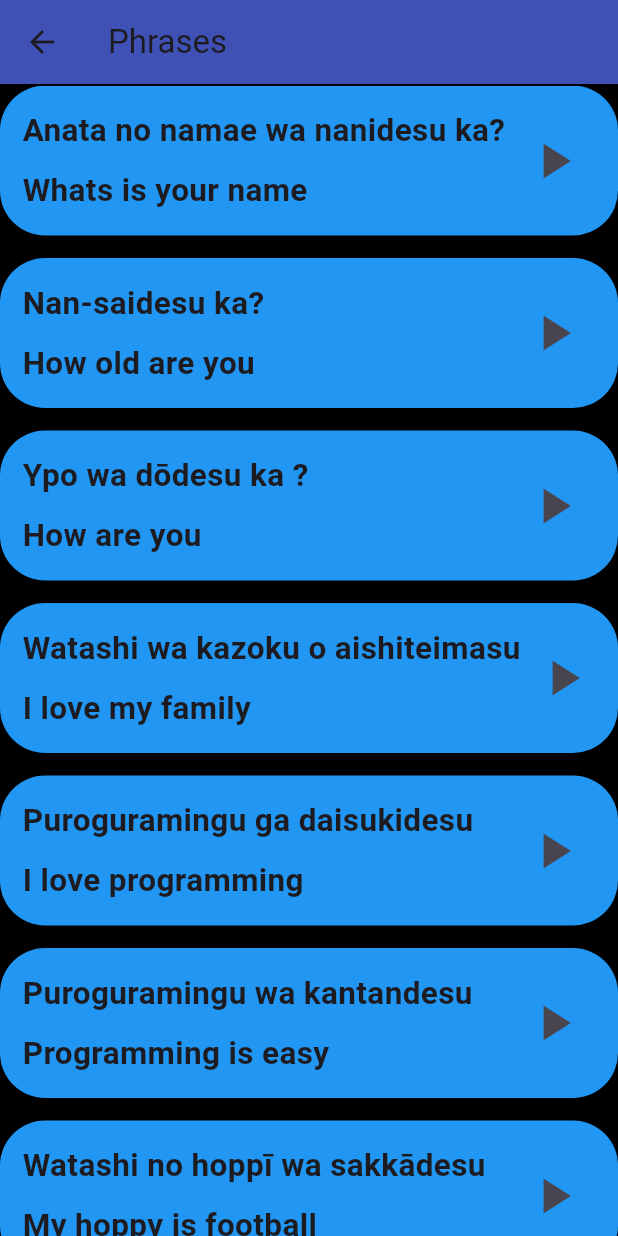
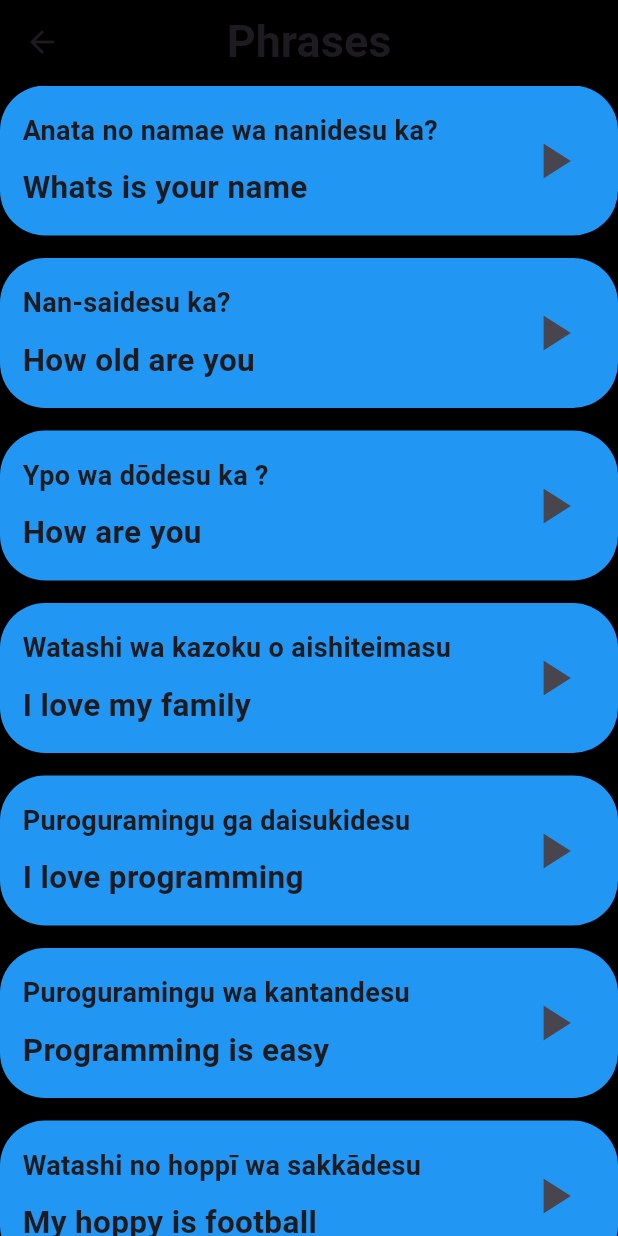
Before and after one commit to Ibrahim1497/learn_japanese, a Flutter app: the screen it shows after launch, after a tap on "Phrases", on a phone screen of 412 x 824 dp. Run offline on Flutter 3.47's test engine with Material 3 defaults, Android fonts, the light colour scheme and no system bars; our stand-ins replace animated_splash_screen, audioplayers.

Commit message:
commit 2

```diff
--- a/lib/component/category.dart
+++ b/lib/component/category.dart
@@ -2,7 +2,7 @@ import 'package:flutter/material.dart';
 
 class Category extends StatelessWidget {
   Category(
-      {required this.text,
+      {super.key, required this.text,
       required this.color,
       required this.onClick,
       required this.image});
@@ -27,7 +27,7 @@ class Category extends StatelessWidget {
             child: Text(
           text!,
           style: TextStyle(
-              fontWeight: FontWeight.bold, fontSize: 35, color: color,backgroundColor: Colors.yellow[300]),
+              fontWeight: FontWeight.bold, fontSize: 39, color: color),
         )),
       ),
     );
--- a/lib/component/phrase.dart
+++ b/lib/component/phrase.dart
@@ -24,7 +24,9 @@ class Phrase extends StatelessWidget {
             children: [
               Text(
                 phrase.jpName,
-                style: TextStyle(fontWeight: FontWeight.bold, fontSize: 21),
+                style: TextStyle(fontWeight: FontWeight.bold, fontSize: 18),
+                overflow: TextOverflow.ellipsis,
+                maxLines: 1,
               ),
               SizedBox(
                 height: 10,
--- a/lib/main.dart
+++ b/lib/main.dart
@@ -2,6 +2,7 @@ import 'package:flutter/material.dart';
 import 'package:learn_language/screens/splashScreen.dart';
 
 void main(){
+
   runApp(LearnJapanees());
 }
 
--- a/lib/screens/colorsScreen.dart
+++ b/lib/screens/colorsScreen.dart
@@ -53,8 +53,9 @@ class ColorsScreen extends StatelessWidget {
     return Scaffold(
       backgroundColor: Colors.black,
       appBar: AppBar(
-        title: Text("Colors"),
-        backgroundColor: Colors.indigo,
+        centerTitle: true,
+        title: Text("Colors",style: TextStyle(fontSize: 30,fontWeight: FontWeight.bold)),
+        backgroundColor: Colors.black,
       ),
       body: Padding(
         padding: const EdgeInsets.only(top: 10),
--- a/lib/screens/familyMemberScreen.dart
+++ b/lib/screens/familyMemberScreen.dart
@@ -53,8 +53,9 @@ class FamilyScreen extends StatelessWidget {
     return Scaffold(
         backgroundColor: Colors.black,
         appBar: AppBar(
-        title: Text("Family Members"),
-        backgroundColor: Colors.indigo,
+          centerTitle: true,
+        title: Text("Family Members",style: TextStyle(fontSize: 30,fontWeight: FontWeight.bold)),
+        backgroundColor: Colors.black,
         ),
       body: Padding(
         padding: const EdgeInsets.only(top: 10),
--- a/lib/screens/homeScreen.dart
+++ b/lib/screens/homeScreen.dart
@@ -13,12 +13,10 @@ class HomePage extends StatelessWidget {
     return Scaffold(
       backgroundColor: Colors.blueGrey[100],
         appBar: AppBar(
-          backgroundColor: Colors.indigo,
+          centerTitle: true,
+          backgroundColor: Colors.black,
           title: Text(
-            "Toku",
-            style: TextStyle(
-              fontSize: 20,
-            ),
+            "Toku",style: TextStyle(fontSize: 30,fontWeight: FontWeight.bold),
           ),
         ),
         body: Padding(
--- a/lib/screens/numbersScreen.dart
+++ b/lib/screens/numbersScreen.dart
@@ -62,8 +62,9 @@ class NumberScreen extends StatelessWidget {
     return Scaffold(
       backgroundColor: Colors.black,
       appBar: AppBar(
-        title: Text("Numbers "),
-        backgroundColor: Colors.indigo,
+        centerTitle: true,
+        title: Text("Numbers ",style: TextStyle(fontSize: 30,fontWeight: FontWeight.bold)),
+        backgroundColor: Colors.black,
       ),
       body: Padding(
         padding: const EdgeInsets.only(top: 10),
--- a/lib/screens/phrasesScreen.dart
+++ b/lib/screens/phrasesScreen.dart
@@ -39,8 +39,9 @@ class PhrasesScreen extends StatelessWidget {
     return Scaffold(
       backgroundColor: Colors.black,
       appBar: AppBar(
-        title: Text("Phrases"),
-        backgroundColor: Colors.indigo,
+        centerTitle: true,
+        title: Text("Phrases",style: TextStyle(fontSize: 30,fontWeight: FontWeight.bold),),
+        backgroundColor: Colors.black,
       ),
       body: Padding(
         padding: const EdgeInsets.only(top: 1),
```
